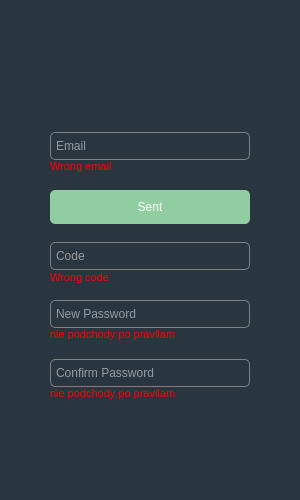
Old version of the form fogort_GUI.ui in the repository Illbat1029/CloneIMDB_NZ.
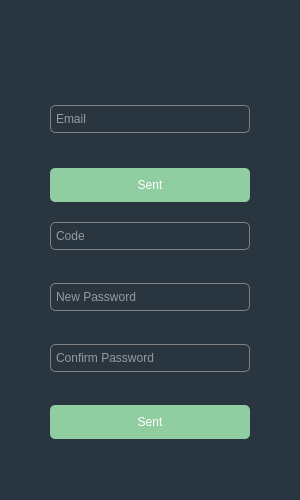
New version of the form. Icons and pictures are not drawn.

What changed in the file:
```diff
--- a/fogort_GUI.ui
+++ b/fogort_GUI.ui
@@ -108,13 +108,13 @@
       <property name="minimumSize">
        <size>
         <width>200</width>
-        <height>300</height>
+        <height>400</height>
        </size>
       </property>
       <property name="maximumSize">
        <size>
         <width>200</width>
-        <height>300</height>
+        <height>400</height>
        </size>
       </property>
       <layout class="QVBoxLayout" name="verticalLayout_5">
@@ -208,7 +208,7 @@
           <number>13</number>
          </property>
          <property name="text">
-          <string>Wrong email</string>
+          <string/>
          </property>
          <property name="alignment">
           <set>Qt::AlignLeading|Qt::AlignLeft|Qt::AlignTop</set>
@@ -297,7 +297,7 @@
           <number>13</number>
          </property>
          <property name="text">
-          <string>Wrong code</string>
+          <string/>
          </property>
          <property name="alignment">
           <set>Qt::AlignLeading|Qt::AlignLeft|Qt::AlignTop</set>
@@ -363,7 +363,7 @@
           <number>13</number>
          </property>
          <property name="text">
-          <string>nie podchody po pravilam</string>
+          <string/>
          </property>
          <property name="alignment">
           <set>Qt::AlignLeading|Qt::AlignLeft|Qt::AlignTop</set>
@@ -429,13 +429,36 @@
           <number>13</number>
          </property>
          <property name="text">
-          <string>nie podchody po pravilam</string>
+          <string/>
          </property>
          <property name="alignment">
           <set>Qt::AlignLeading|Qt::AlignLeft|Qt::AlignTop</set>
          </property>
         </widget>
        </item>
+       <item>
+        <spacer name="verticalSpacer_6">
+         <property name="orientation">
+          <enum>Qt::Vertical</enum>
+         </property>
+         <property name="sizeType">
+          <enum>QSizePolicy::Maximum</enum>
+         </property>
+         <property name="sizeHint" stdset="0">
+          <size>
+           <width>20</width>
+           <height>20</height>
+          </size>
+         </property>
+        </spacer>
+       </item>
+       <item>
+        <widget class="QPushButton" name="change_pass_button">
+         <property name="text">
+          <string>Sent</string>
+         </property>
+        </widget>
+       </item>
       </layout>
      </widget>
     </item>
```
Left out of the diff: 14 changed lines with no effect on the pictures.
